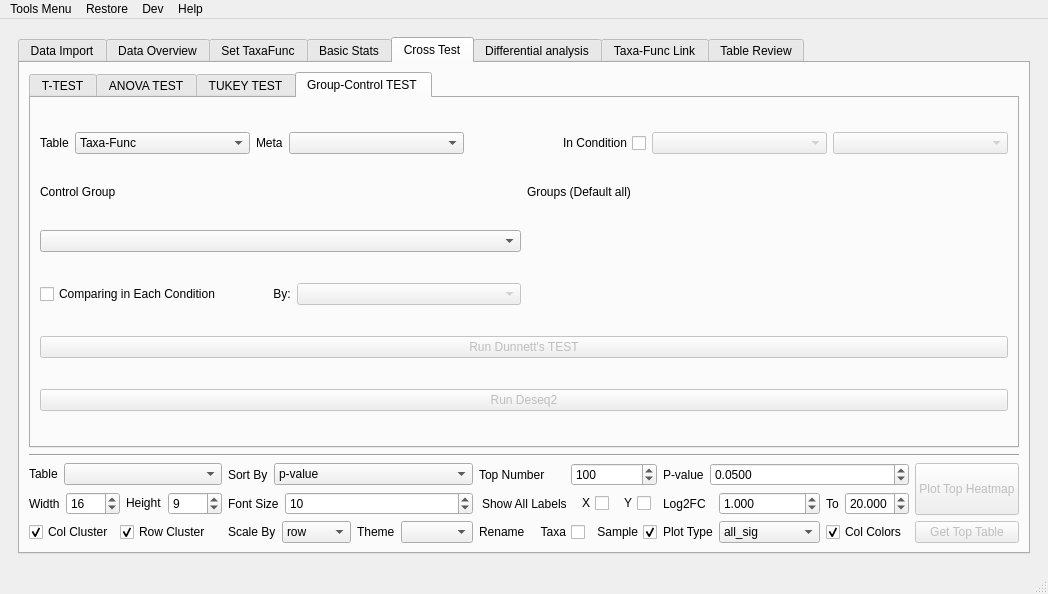
Qt form utils/MetaX_GUI/MainWindow.ui (byemaxx/MetaX) before a commit.
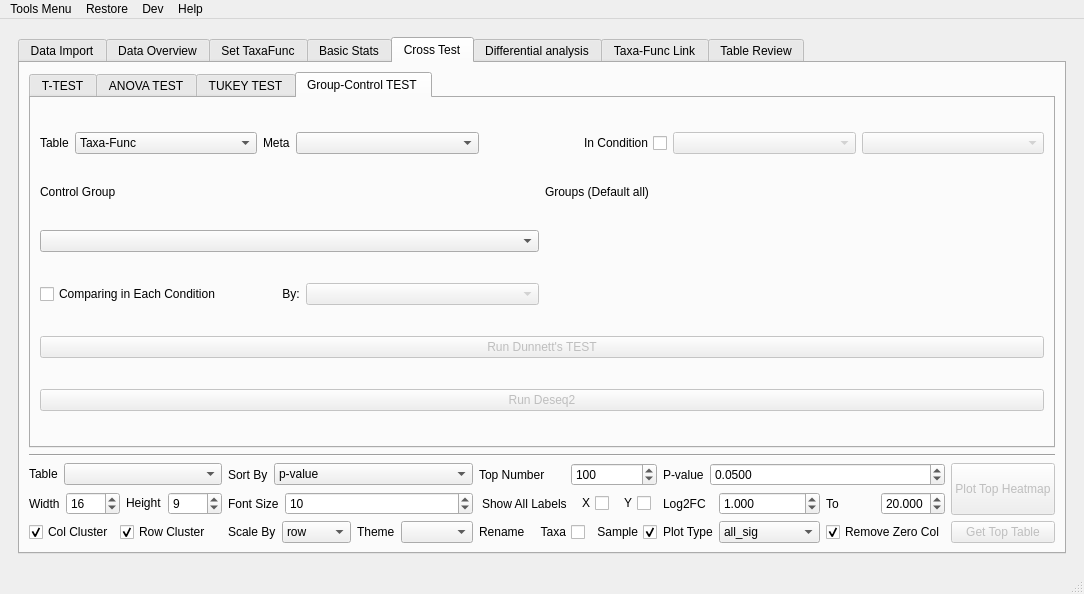
The same form after that commit. The open tabs and pages were chosen to show the change.

Commit message: Add option to remove all col zero in all condition heatmap

```diff
--- a/utils/MetaX_GUI/MainWindow.ui
+++ b/utils/MetaX_GUI/MainWindow.ui
@@ -3815,7 +3815,7 @@
                 <item row="1" column="2" colspan="2">
                  <widget class="QCheckBox" name="checkBox_cross_3_level_plot_show_col_colors">
                   <property name="text">
-                   <string>Col Colors</string>
+                   <string>Remove Zero Col</string>
                   </property>
                   <property name="checked">
                    <bool>true</bool>
```
Left out of the diff: 4 changed lines with no effect on the pictures. The commit also changes 6 other files.
